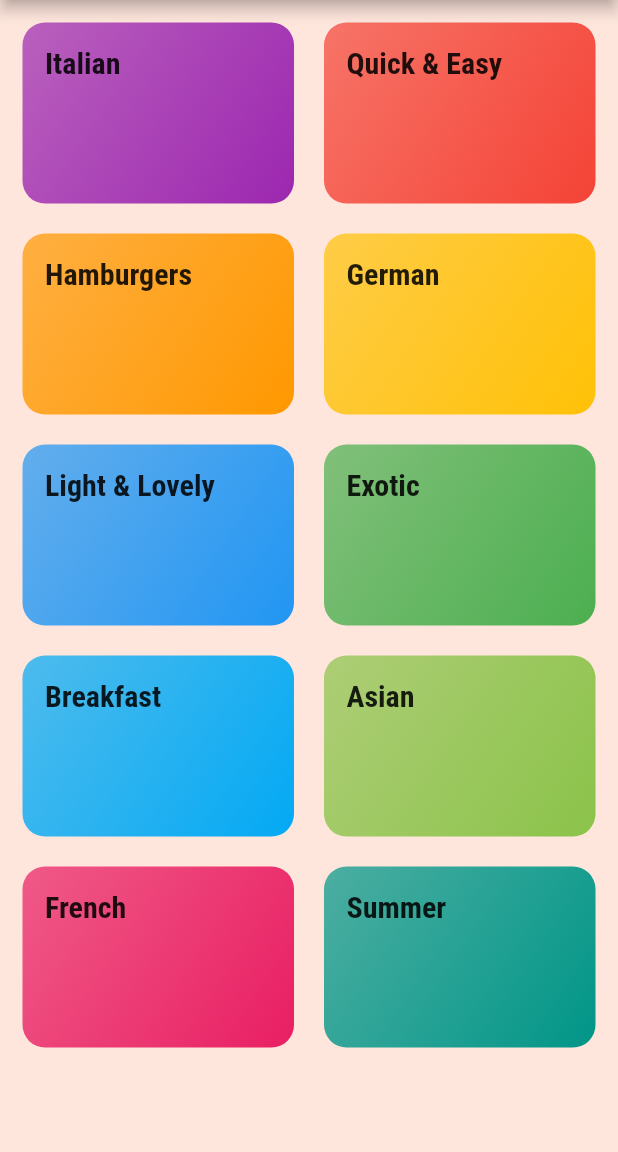
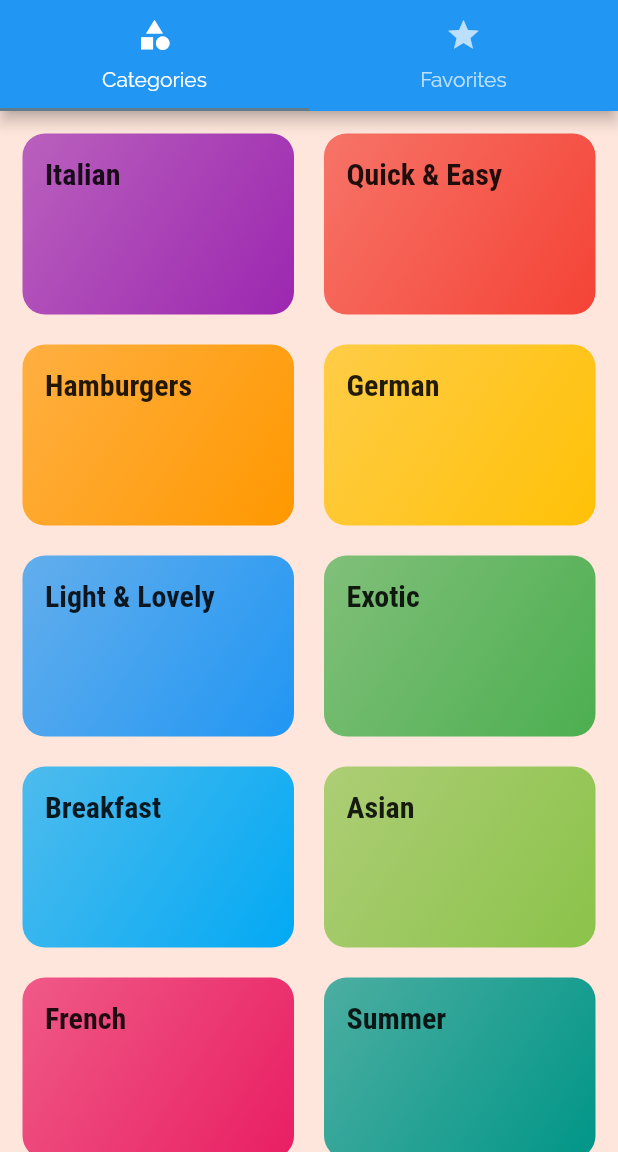
Before and after one commit to asafzaf/Meals-app, a Flutter app: the screen it shows after launch, on a phone screen of 412 x 824 dp, the part 84-1236 px from its top. Run offline on Flutter 3.47's test engine with Material 2 defaults, Android fonts, the phone set to English and light mode, and no system bars.

Commit message:
added top Tabs bar screen

```diff
--- a/lib/main.dart
+++ b/lib/main.dart
@@ -1,4 +1,5 @@
 import 'package:flutter/material.dart';
+import './screen/tabs_screen.dart';
 import './screen/meal_detail_screen.dart';
 import './screen/category_meals_screen.dart';
 import './screen/categories_screen.dart';
@@ -19,7 +20,7 @@ class MyApp extends StatelessWidget {
         canvasColor: Color.fromRGBO(254, 230, 220, 1),
         fontFamily: 'RaleWay',
         textTheme: ThemeData.light().textTheme.copyWith(
-                titleMedium: TextStyle(
+                titleMedium: const TextStyle(
               fontSize: 20,
               fontFamily: 'RobotoCondensed',
               fontWeight: FontWeight.bold,
@@ -27,7 +28,7 @@ class MyApp extends StatelessWidget {
       ),
       // home: CategoriesScreen(),
       routes: {
-        '/': (ctx) => CategoriesScreen(),
+        '/': (ctx) => TabsScreen(),
         CategoryMealsScreen.routeName: (ctx) => CategoryMealsScreen(),
         MealDetailScreen.routeName: (ctx) => MealDetailScreen(),
       },
--- a/lib/screen/categories_screen.dart
+++ b/lib/screen/categories_screen.dart
@@ -5,11 +5,7 @@ import '../widget/category_item.dart';
 class CategoriesScreen extends StatelessWidget {
   @override
   Widget build(BuildContext context) {
-    return Scaffold(
-      appBar: AppBar(
-        title: const Text('MealsApp'),
-      ),
-      body: GridView(
+    return GridView(
       padding: const EdgeInsets.all(15),
       children: DUMMY_CATEGORIES
           .map((catData) => CategoryItem(
@@ -24,7 +20,6 @@ class CategoriesScreen extends StatelessWidget {
         crossAxisSpacing: 20,
         mainAxisSpacing: 20,
       ),
-      ),
     );
   }
 }
--- /dev/null
+++ b/lib/screen/tabs_screen.dart
@@ -0,0 +1,38 @@
+import 'package:flutter/material.dart';
+import './favorites_screen.dart';
+import './categories_screen.dart';
+
+class TabsScreen extends StatefulWidget {
+  @override
+  _TabsScreenState createState() => _TabsScreenState();
+}
+
+class _TabsScreenState extends State<TabsScreen> {
+  @override
+  Widget build(BuildContext context) {
+    return DefaultTabController(
+      length: 2,
+      child: Scaffold(
+        appBar: AppBar(
+          title: Text('MealsApp'),
+          bottom: TabBar(
+            tabs: <Widget>[
+              Tab(
+                icon: Icon(Icons.category),
+                text: 'Categories',
+              ),
+              Tab(
+                icon: Icon(Icons.star),
+                text: 'Favorites',
+              )
+            ],
+          ),
+        ),
+        body: TabBarView(children: [
+          CategoriesScreen(),
+          FavoritesScreen(),
+        ]),
+      ),
+    );
+  }
+}
```
Also changed, not shown: lib/screen/meal_detail_screen.dart (+81 -2 lines). Lines whose indentation alone changed are shown as unchanged.
